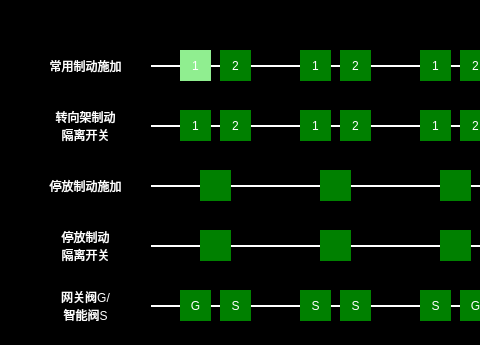
The window that vehicleebcupage.ui (mayue-crrc/ShenyangMetro9DB) describes before a commit, drawn with Qt 5; both pictures show x 0 to 480 and y 0 to 345 of the 1024 by 513 pixel window.
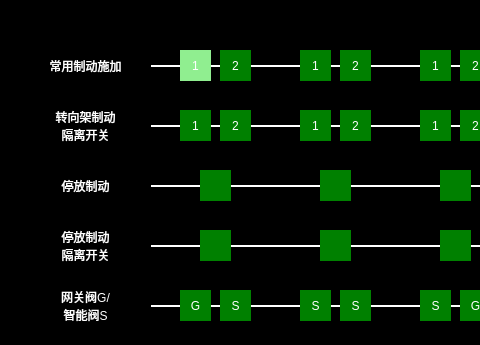
The same window after the commit.

The edit to the form file:
```diff
--- a/vehicleebcupage.ui
+++ b/vehicleebcupage.ui
@@ -473,7 +473,7 @@
     <string notr="true">background-color:black;</string>
    </property>
    <property name="text">
-    <string>停放制动施加</string>
+    <string>停放制动</string>
    </property>
    <property name="alignment">
     <set>Qt::AlignCenter</set>
```
